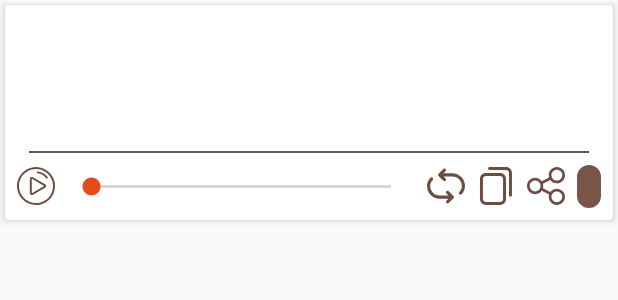
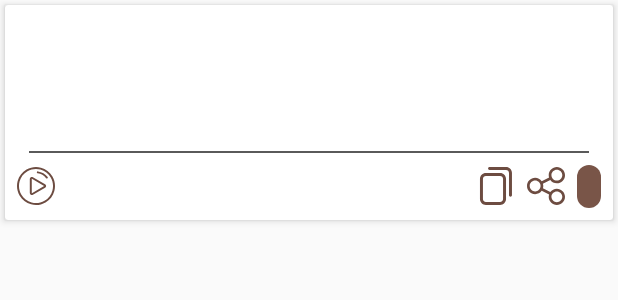
Before and after one commit to JMApps/SupplicationsFromQuran, an Android app: the layout item_main_content.xml on its own in the app's theme, with its tools: preview values and no code run, on a phone screen of 412 x 824 dp. Shown: the top 300 px of the screen. Run offline under Robolectric (Android 15) with nearby library versions, the phone set to English and light mode, and no system bars.

Commit message:
Correct player item views

```diff
--- a/app/src/main/res/layout/item_main_content.xml
+++ b/app/src/main/res/layout/item_main_content.xml
@@ -42,32 +42,16 @@
             android:orientation="horizontal"
             android:padding="8dp">
 
-            <ToggleButton
-                android:id="@+id/tbPlayPause"
+            <Button
+                android:id="@+id/btnPlayPause"
                 android:layout_width="25dp"
                 android:layout_height="25dp"
-                android:background="@drawable/state_play"
-                android:text=""
-                android:textOff=""
-                android:textOn="" />
+                android:background="@drawable/ic_play" />
 
-            <SeekBar
-                android:id="@+id/sbAudioProgress"
+            <View
                 android:layout_width="0dp"
-                android:layout_height="wrap_content"
-                android:layout_marginLeft="8dp"
-                android:layout_marginRight="8dp"
+                android:layout_height="1dp"
                 android:layout_weight="1" />
-
-            <ToggleButton
-                android:id="@+id/tbLoop"
-                android:layout_width="25dp"
-                android:layout_height="25dp"
-                android:layout_marginEnd="8dp"
-                android:background="@drawable/state_loop"
-                android:text=""
-                android:textOff=""
-                android:textOn="" />
 
             <Button
                 android:id="@+id/btnCopy"
```
Also changed, not shown: app/src/main/java/jmapps/supplicationsfromquran/MainActivity.kt (+27 -29 lines), app/src/main/java/jmapps/supplicationsfromquran/presentation/ui/main/MainAdapter.kt (+18 -30 lines), app/src/main/java/jmapps/supplicationsfromquran/presentation/ui/main/MainViewHolder.kt (+3 -37 lines).
